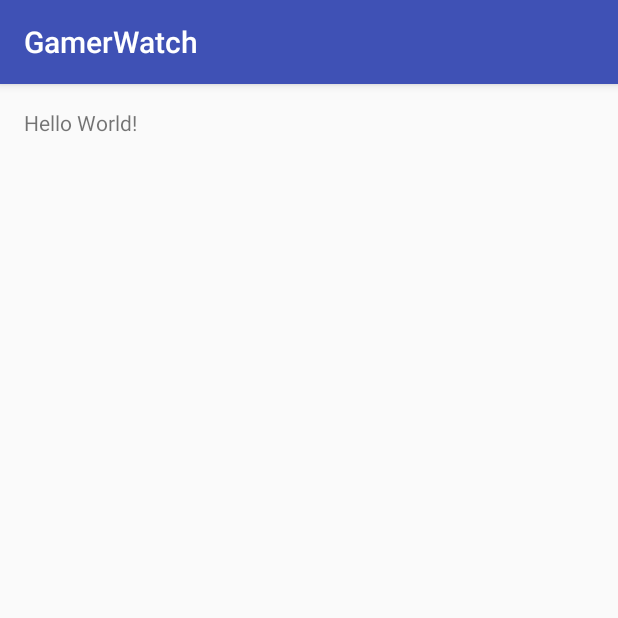
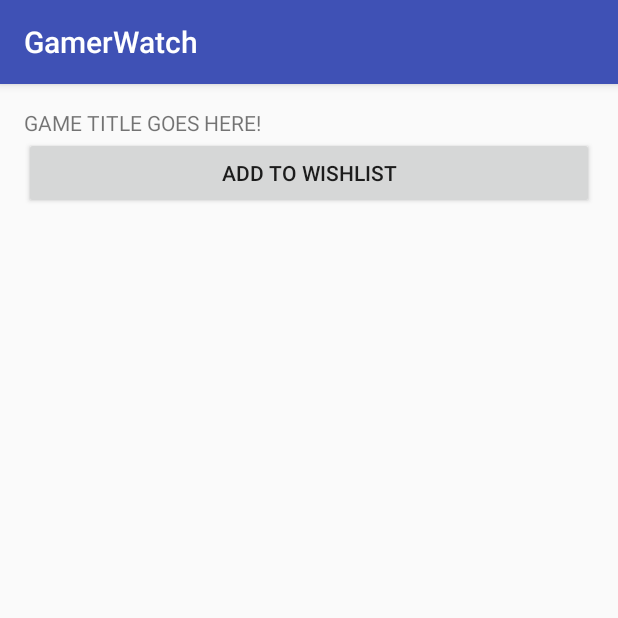
Before and after one commit to BryanTai/GamerWatch, an Android app: the screen it shows after launch (MainActivity), on a phone screen of 412 x 824 dp, the top half of it. Run offline under Robolectric (Android 15) with nearby library versions, the phone set to English and light mode, and no system bars.

Commit message:
Added Layouts to single_game, created other resource xmls

```diff
--- a/app/build.gradle
+++ b/app/build.gradle
@@ -26,6 +26,6 @@ dependencies {
     androidTestCompile('com.android.support.test.espresso:espresso-core:2.2.2', {
         exclude group: 'com.android.support', module: 'support-annotations'
     })
-    compile 'com.android.support:appcompat-v7:24.2.1'
+    compile 'com.android.support:appcompat-v7:23.2.1'
     testCompile 'junit:junit:4.12'
 }
--- a/app/src/main/java/com/parallelfalchion/gamerwatch/MainActivity.java
+++ b/app/src/main/java/com/parallelfalchion/gamerwatch/MainActivity.java
@@ -8,6 +8,8 @@ public class MainActivity extends AppCompatActivity {
     @Override
     protected void onCreate(Bundle savedInstanceState) {
         super.onCreate(savedInstanceState);
-        setContentView(R.layout.activity_main);
+
+        //TODO This should be R.layout.landing_page.xml
+        setContentView(R.layout.single_game);
     }
 }
--- a/app/src/main/res/layout/activity_main.xml
+++ b/app/src/main/res/layout/landing_page.xml
@@ -14,4 +14,5 @@
         android:layout_width="wrap_content"
         android:layout_height="wrap_content"
         android:text="Hello World!" />
+
 </RelativeLayout>
--- /dev/null
+++ b/app/src/main/res/layout/search.xml
@@ -0,0 +1,6 @@
+<?xml version="1.0" encoding="utf-8"?>
+<LinearLayout xmlns:android="http://schemas.android.com/apk/res/android"
+    android:orientation="vertical" android:layout_width="match_parent"
+    android:layout_height="match_parent">
+
+</LinearLayout>
--- /dev/null
+++ b/app/src/main/res/layout/single_game.xml
@@ -0,0 +1,49 @@
+<?xml version="1.0" encoding="utf-8"?>
+<LinearLayout xmlns:android="http://schemas.android.com/apk/res/android"
+    android:orientation="vertical" android:layout_width="match_parent"
+    android:paddingBottom="@dimen/activity_vertical_margin"
+    android:paddingLeft="@dimen/activity_horizontal_margin"
+    android:paddingRight="@dimen/activity_horizontal_margin"
+    android:paddingTop="@dimen/activity_vertical_margin"
+    android:layout_height="match_parent">
+
+
+    <LinearLayout
+        android:orientation="vertical"
+        android:layout_width="match_parent"
+        android:layout_height="wrap_content">
+
+        <LinearLayout
+            android:orientation="horizontal"
+            android:layout_width="wrap_content"
+            android:layout_height="wrap_content">
+
+
+        </LinearLayout>
+        <LinearLayout
+            android:orientation="horizontal"
+            android:layout_width="wrap_content"
+            android:layout_height="wrap_content">
+            <TextView
+                android:text="@string/placeholder"
+                android:layout_width="match_parent"
+                android:layout_height="wrap_content"
+                android:id="@+id/gameTitle"
+                android:textAllCaps="true"/>
+
+        </LinearLayout>
+    </LinearLayout>
+
+    <LinearLayout
+        android:orientation="vertical"
+        android:layout_width="match_parent"
+        android:layout_height="wrap_content">
+        <Button
+            android:text="@string/addToWishlist"
+            android:layout_width="match_parent"
+            android:layout_height="wrap_content"
+            android:id="@+id/addToWishlist" />
+
+    </LinearLayout>
+
+</LinearLayout>
--- a/app/src/main/res/values/strings.xml
+++ b/app/src/main/res/values/strings.xml
@@ -1,3 +1,5 @@
 <resources>
     <string name="app_name">GamerWatch</string>
+    <string name="addToWishlist">Add to wishlist</string>
+    <string name="placeholder">Game title goes here!</string>
 </resources>
```
